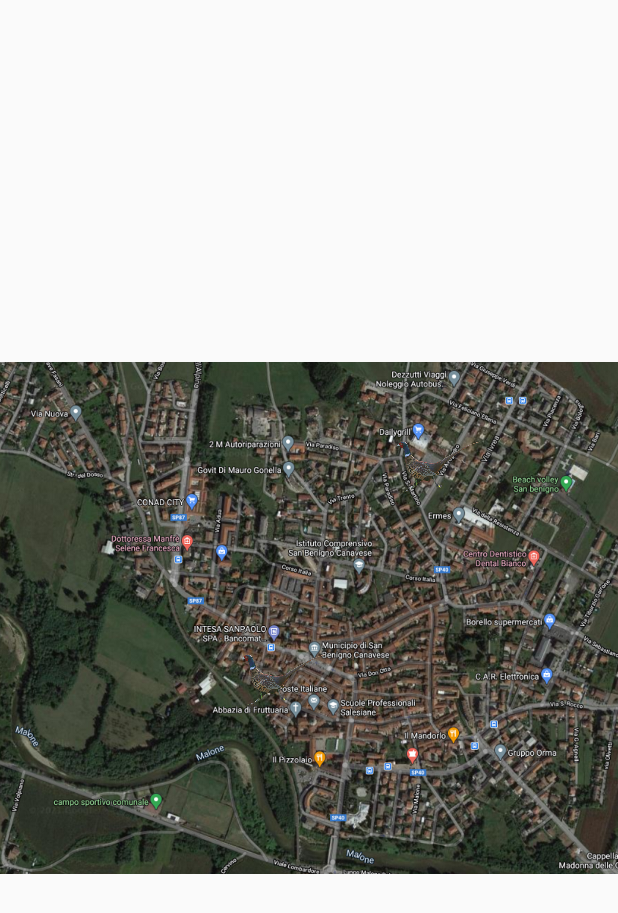
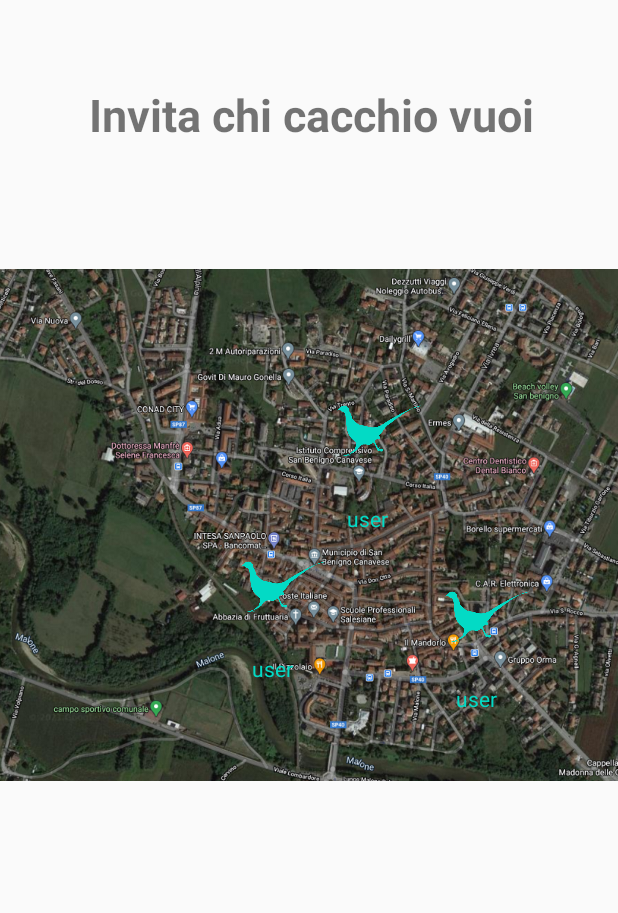
Before and after one commit to AsiniTeam/MagarusApp, an Android app: the InviteFragment screen opened through its navigation route, on a phone screen of 412 x 824 dp. Shown: the top 913 px of the screen. Run offline under Robolectric (Android 15) with nearby library versions, the phone set to English and light mode, and no system bars.

Commit message:
added fra colors

```diff
--- a/app/src/main/java/com/example/magarusapp/InviteFragment.java
+++ b/app/src/main/java/com/example/magarusapp/InviteFragment.java
@@ -8,57 +8,21 @@ import android.view.LayoutInflater;
 import android.view.View;
 import android.view.ViewGroup;
 
-/**
- * A simple {@link Fragment} subclass.
- * Use the {@link InviteFragment#newInstance} factory method to
- * create an instance of this fragment.
- */
+
 public class InviteFragment extends Fragment {
 
-    // TODO: Rename parameter arguments, choose names that match
-    // the fragment initialization parameters, e.g. ARG_ITEM_NUMBER
-    private static final String ARG_PARAM1 = "param1";
-    private static final String ARG_PARAM2 = "param2";
 
-    // TODO: Rename and change types of parameters
-    private String mParam1;
-    private String mParam2;
 
-    public InviteFragment() {
-        // Required empty public constructor
-    }
-
-    /**
-     * Use this factory method to create a new instance of
-     * this fragment using the provided parameters.
-     *
-     * @param param1 Parameter 1.
-     * @param param2 Parameter 2.
-     * @return A new instance of fragment InviteFragment.
-     */
-    // TODO: Rename and change types and number of parameters
-    public static InviteFragment newInstance(String param1, String param2) {
-        InviteFragment fragment = new InviteFragment();
-        Bundle args = new Bundle();
-        args.putString(ARG_PARAM1, param1);
-        args.putString(ARG_PARAM2, param2);
-        fragment.setArguments(args);
-        return fragment;
-    }
-
-    @Override
-    public void onCreate(Bundle savedInstanceState) {
-        super.onCreate(savedInstanceState);
-        if (getArguments() != null) {
-            mParam1 = getArguments().getString(ARG_PARAM1);
-            mParam2 = getArguments().getString(ARG_PARAM2);
-        }
-    }
 
     @Override
     public View onCreateView(LayoutInflater inflater, ViewGroup container,
                              Bundle savedInstanceState) {
         // Inflate the layout for this fragment
-        return inflater.inflate(R.layout.fragment_invite, container, false);
+        View view  = inflater.inflate(R.layout.fragment_invite, container, false);
+
+
+
+
+        return view;
     }
 }
--- a/app/src/main/java/com/example/magarusapp/onboarding/ViewPagerFragment.java
+++ b/app/src/main/java/com/example/magarusapp/onboarding/ViewPagerFragment.java
@@ -17,7 +17,9 @@ import com.example.magarusapp.onboarding.screens.Screen3;
 import java.util.ArrayList;
 
 
-public class ViewPagerFragment extends Fragment {
+public class
+
+ViewPagerFragment extends Fragment {
 
     private static final int NumberOfFragments = 3;
 
--- a/app/src/main/res/layout/fragment_invite.xml
+++ b/app/src/main/res/layout/fragment_invite.xml
@@ -8,6 +8,22 @@
     tools:context=".InviteFragment">
 
     <!-- TODO: Update blank fragment layout -->
+
+
+    <TextView
+        android:layout_width="300dp"
+        android:layout_height="wrap_content"
+        android:layout_marginTop="56dp"
+        android:gravity="center_horizontal"
+        android:text="Invita chi cacchio vuoi"
+        android:textAlignment="center"
+        android:textSize="30dp"
+        android:textStyle="bold"
+        app:layout_constraintEnd_toEndOf="parent"
+        app:layout_constraintHorizontal_bias="0.513"
+        app:layout_constraintStart_toStartOf="parent"
+        app:layout_constraintTop_toTopOf="parent" />
+
     <ImageView
         android:id="@+id/imageView2"
         android:layout_width="wrap_content"
@@ -15,20 +31,35 @@
         android:src="@drawable/map"
         app:layout_constraintBottom_toBottomOf="parent"
         app:layout_constraintStart_toStartOf="parent"
-        app:layout_constraintTop_toTopOf="parent" />
+        app:layout_constraintTop_toTopOf="parent"
+        app:layout_constraintVertical_bias="0.0" />
+
+    <ImageView
+        android:id="@+id/imageView3"
+        android:layout_width="80dp"
+        android:layout_height="80dp"
+        android:layout_marginTop="252dp"
+        android:src="@drawable/fagiano"
+        app:layout_constraintEnd_toEndOf="parent"
+        app:layout_constraintHorizontal_bias="0.619"
+        app:layout_constraintStart_toStartOf="parent"
+        app:layout_constraintTop_toTopOf="parent"
+        app:tint="@color/teal_200" />
 
 
-    <ImageView
-        android:layout_width="80dp"
-        android:layout_height="80dp"
-        android:layout_marginTop="276dp"
-        android:src="@drawable/fagiano"
-        app:layout_constraintEnd_toEndOf="parent"
-        app:layout_constraintHorizontal_bias="0.737"
-        app:layout_constraintStart_toStartOf="parent"
-        app:layout_constraintTop_toTopOf="parent" />
+    <TextView
+        android:layout_width="wrap_content"
+        android:layout_height="wrap_content"
+        android:layout_marginTop="4dp"
+        android:text="user"
+        android:textColor="@color/teal_200"
+        app:layout_constraintEnd_toEndOf="@+id/imageView3"
+        app:layout_constraintHorizontal_bias="0.49"
+        app:layout_constraintStart_toStartOf="@+id/imageView3"
+        app:layout_constraintTop_toBottomOf="@+id/imageView3" />
 
     <ImageView
+        android:id="@+id/imageView5"
         android:layout_width="80dp"
         android:layout_height="80dp"
         android:layout_marginBottom="264dp"
@@ -36,7 +67,40 @@
         app:layout_constraintBottom_toBottomOf="@+id/imageView2"
         app:layout_constraintEnd_toEndOf="parent"
         app:layout_constraintHorizontal_bias="0.425"
-        app:layout_constraintStart_toStartOf="parent" />
+        app:layout_constraintStart_toStartOf="parent"
+        app:tint="@color/teal_200" />
+
+
+    <TextView
+        android:layout_width="wrap_content"
+        android:layout_height="wrap_content"
+        android:text="user"
+        android:textColor="@color/teal_200"
+        app:layout_constraintEnd_toEndOf="@+id/imageView4"
+        app:layout_constraintStart_toStartOf="@+id/imageView4"
+        app:layout_constraintTop_toBottomOf="@+id/imageView4" />
+
+    <ImageView
+        android:id="@+id/imageView4"
+        android:layout_width="80dp"
+        android:layout_height="80dp"
+        android:layout_marginBottom="244dp"
+        android:src="@drawable/fagiano"
+        app:layout_constraintBottom_toBottomOf="@+id/imageView2"
+        app:layout_constraintEnd_toEndOf="parent"
+        app:layout_constraintHorizontal_bias="0.836"
+        app:layout_constraintStart_toStartOf="parent"
+        app:tint="@color/teal_200" />
+
+
+    <TextView
+        android:layout_width="wrap_content"
+        android:layout_height="wrap_content"
+        android:text="user"
+        android:textColor="@color/teal_200"
+        app:layout_constraintEnd_toEndOf="@+id/imageView5"
+        app:layout_constraintStart_toStartOf="@+id/imageView5"
+        app:layout_constraintTop_toBottomOf="@+id/imageView5" />
 
 
 </androidx.constraintlayout.widget.ConstraintLayout>
```
